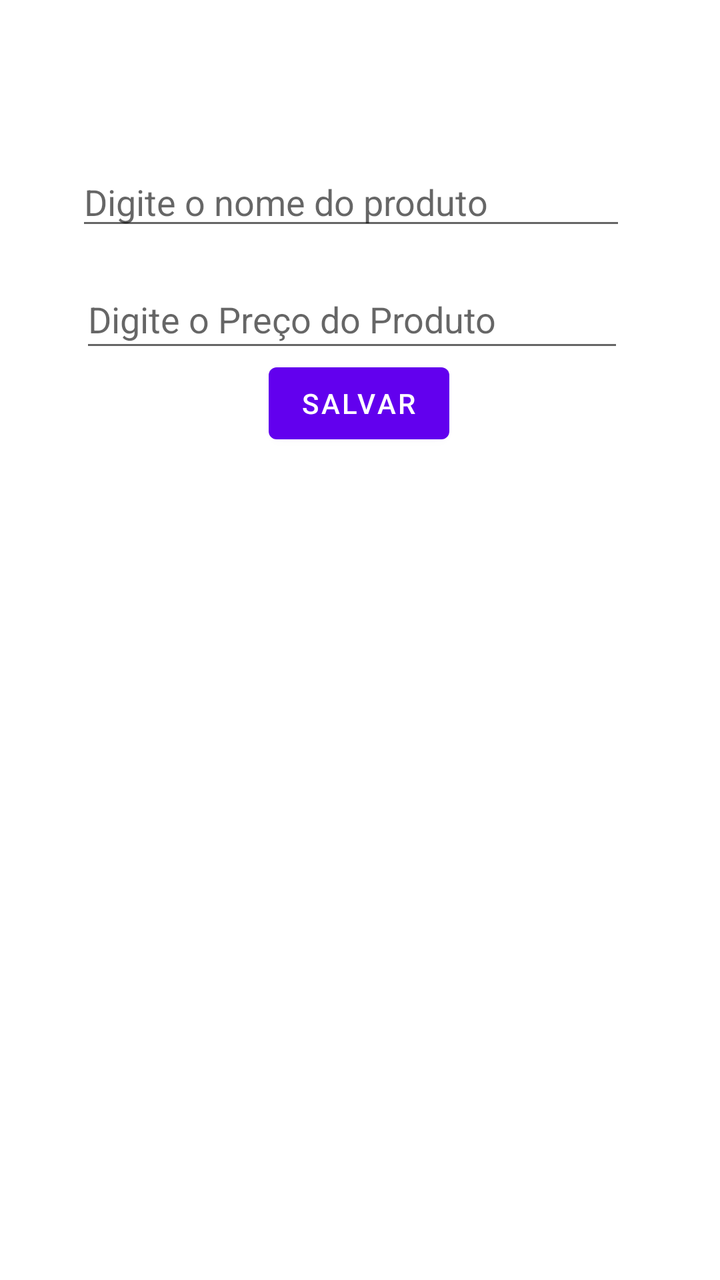
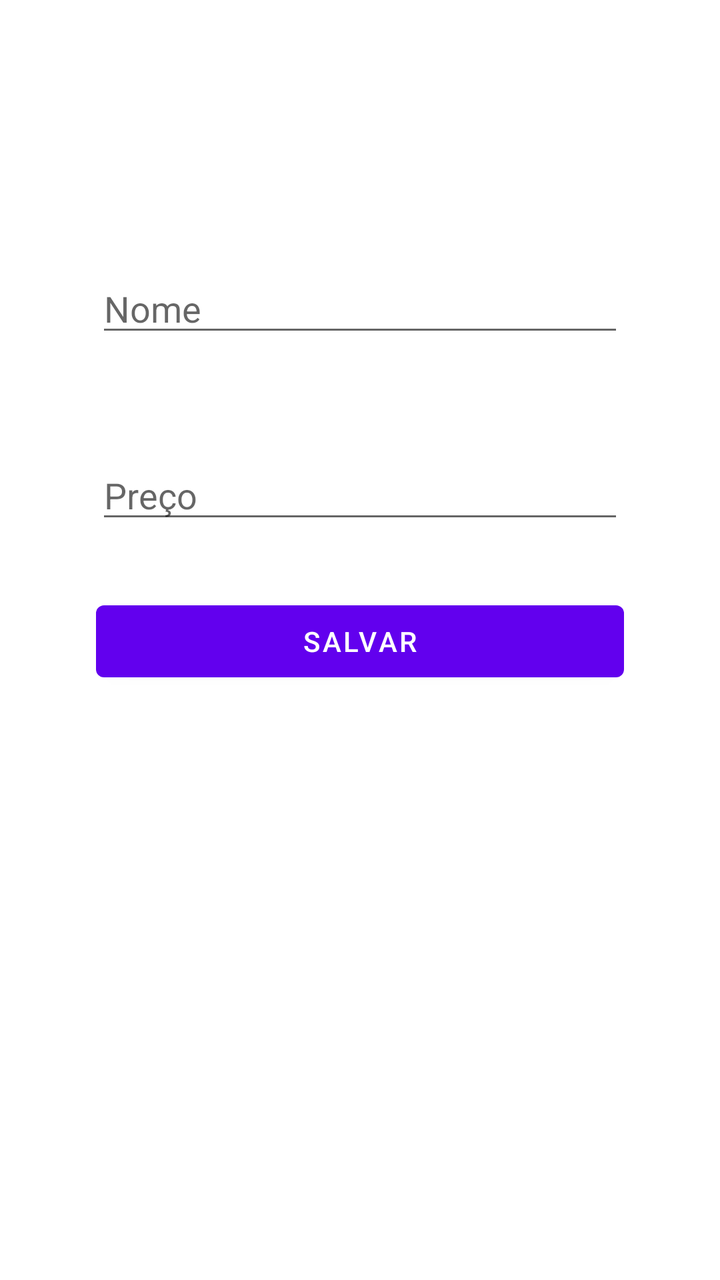

Compare the two renders of this Android layout. The source of the first and the diff that turns it into the second are given below.
<!-- AndroidManifest.xml: application theme Theme.GestaoProdutos -->
<!-- res/layout/activity_cadastro_produto.xml -->
<?xml version="1.0" encoding="utf-8"?>
<androidx.constraintlayout.widget.ConstraintLayout xmlns:android="http://schemas.android.com/apk/res/android"
    xmlns:app="http://schemas.android.com/apk/res-auto"
    xmlns:tools="http://schemas.android.com/tools"
    android:layout_width="match_parent"
    android:layout_height="match_parent">

    <EditText
        android:id="@+id/edtnome"
        android:layout_width="275dp"
        android:layout_height="40dp"
        android:layout_marginTop="80dp"
        android:ems="10"
        android:hint="Digite o nome do produto"
        android:inputType="text"
        app:layout_constraintEnd_toEndOf="parent"
        app:layout_constraintHorizontal_bias="0.447"
        app:layout_constraintStart_toStartOf="parent"
        app:layout_constraintTop_toTopOf="parent" />

    <Button
        android:id="@+id/btnSalvar"
        android:layout_width="wrap_content"
        android:layout_height="wrap_content"
        android:text="Salvar"
        app:layout_constraintBottom_toBottomOf="parent"
        app:layout_constraintEnd_toEndOf="parent"
        app:layout_constraintHorizontal_bias="0.498"
        app:layout_constraintStart_toStartOf="parent"
        app:layout_constraintTop_toTopOf="parent"
        app:layout_constraintVertical_bias="0.3" />

    <EditText
        android:id="@+id/edtpreco"
        android:layout_width="272dp"
        android:layout_height="46dp"
        android:layout_marginTop="15dp"
        android:layout_marginEnd="1dp"
        android:ems="10"
        android:hint="Digite o Preço do Produto"
        android:inputType="text"
        app:layout_constraintEnd_toEndOf="@+id/edtnome"
        app:layout_constraintTop_toBottomOf="@+id/edtnome" />
</androidx.constraintlayout.widget.ConstraintLayout>
<!-- resources referenced by this layout -->
<resources>
  <style name="Theme.GestaoProdutos" parent="Theme.MaterialComponents.DayNight.DarkActionBar">
          
          <item name="colorPrimary">@color/purple_500</item>
          <item name="colorPrimaryVariant">@color/purple_700</item>
          <item name="colorOnPrimary">@color/white</item>
          
          <item name="colorSecondary">@color/teal_200</item>
          <item name="colorSecondaryVariant">@color/teal_700</item>
          <item name="colorOnSecondary">@color/black</item>
          
          <item name="android:statusBarColor">?attr/colorPrimaryVariant</item>
          
      </style>
  <color name="purple_500">#FF6200EE</color>
  <color name="purple_700">#FF3700B3</color>
  <color name="white">#FFFFFFFF</color>
  <color name="teal_200">#FF03DAC5</color>
  <color name="teal_700">#FF018786</color>
  <color name="black">#FF000000</color>
</resources>

<!-- the commit's change to res/layout/activity_cadastro_produto.xml (unified diff, before → after) -->
@@ -3,42 +3,54 @@
     xmlns:app="http://schemas.android.com/apk/res-auto"
     xmlns:tools="http://schemas.android.com/tools"
     android:layout_width="match_parent"
-    android:layout_height="match_parent">
+    android:layout_height="match_parent"
+    android:padding="24dp">
+
 
     <EditText
-        android:id="@+id/edtnome"
-        android:layout_width="275dp"
-        android:layout_height="40dp"
-        android:layout_marginTop="80dp"
-        android:ems="10"
-        android:hint="Digite o nome do produto"
-        android:inputType="text"
+        android:id="@+id/edtNome"
+        android:layout_width="0dp"
+        android:layout_height="wrap_content"
+        android:layout_marginStart="24dp"
+        android:layout_marginTop="108dp"
+        android:layout_marginEnd="24dp"
+        android:hint="Nome"
         app:layout_constraintEnd_toEndOf="parent"
-        app:layout_constraintHorizontal_bias="0.447"
+        app:layout_constraintHorizontal_bias="0.0"
         app:layout_constraintStart_toStartOf="parent"
         app:layout_constraintTop_toTopOf="parent" />
 
+
+    <EditText
+        android:id="@+id/edtPreco"
+        android:layout_width="0dp"
+        android:layout_height="wrap_content"
+        android:layout_marginStart="24dp"
+        android:layout_marginTop="52dp"
+        android:layout_marginEnd="24dp"
+        android:hint="Preço"
+        android:inputType="numberDecimal"
+        app:layout_constraintEnd_toEndOf="parent"
+        app:layout_constraintHorizontal_bias="0.0"
+        app:layout_constraintStart_toStartOf="parent"
+        app:layout_constraintTop_toBottomOf="@+id/edtNome" />
+
+
     <Button
         android:id="@+id/btnSalvar"
-        android:layout_width="wrap_content"
+        android:layout_width="0dp"
         android:layout_height="wrap_content"
+        android:layout_marginStart="24dp"
+        android:layout_marginTop="30dp"
+        android:layout_marginEnd="24dp"
+        android:layout_marginBottom="30dp"
         android:text="Salvar"
         app:layout_constraintBottom_toBottomOf="parent"
         app:layout_constraintEnd_toEndOf="parent"
-        app:layout_constraintHorizontal_bias="0.498"
+        app:layout_constraintHorizontal_bias="0.0"
         app:layout_constraintStart_toStartOf="parent"
-        app:layout_constraintTop_toTopOf="parent"
-        app:layout_constraintVertical_bias="0.3" />
+        app:layout_constraintTop_toBottomOf="@+id/edtPreco"
+        app:layout_constraintVertical_bias="0.0" />
 
-    <EditText
-        android:id="@+id/edtpreco"
-        android:layout_width="272dp"
-        android:layout_height="46dp"
-        android:layout_marginTop="15dp"
-        android:layout_marginEnd="1dp"
-        android:ems="10"
-        android:hint="Digite o Preço do Produto"
-        android:inputType="text"
-        app:layout_constraintEnd_toEndOf="@+id/edtnome"
-        app:layout_constraintTop_toBottomOf="@+id/edtnome" />
+
 </androidx.constraintlayout.widget.ConstraintLayout>
